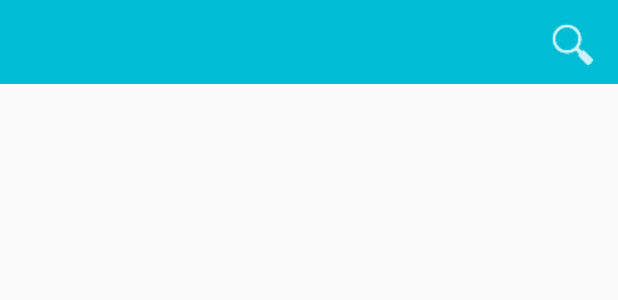
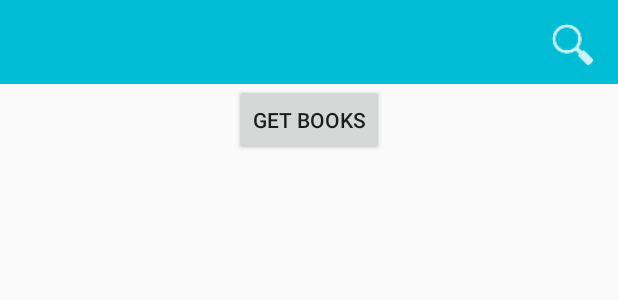
Before and after one commit to AshkanFakhr/BookStore, an Android app: the layout activity_search.xml on its own in the app's theme, with its tools: preview values and no code run, on a phone screen of 412 x 824 dp. Shown: the top 300 px of the screen. Run offline under Robolectric (Android 15) with nearby library versions, the phone set to English and light mode, and no system bars; network calls fail.

Commit message:
commit from house
7/18/2016 12:40 am

```diff
--- a/app/src/main/java/com/apps/webpouyaco/bookstore/MainActivity.java
+++ b/app/src/main/java/com/apps/webpouyaco/bookstore/MainActivity.java
@@ -109,12 +109,12 @@ public class MainActivity extends AppCompatActivity {
                 url, new Response.Listener<String>() {
             @Override
             public void onResponse(String response) {
-                Log.d(tag_string_req, response.toString());
+                Log.d(tag_string_req, response);
                 pDialog.hide();
 
 
                 TextView tv = (TextView) findViewById(R.id.textView1);
-                tv.setText(response.toString());
+                tv.setText(response);
                 findViewById(R.id.explanation1).setVisibility(View.INVISIBLE);
 
 
--- a/app/src/main/java/com/apps/webpouyaco/bookstore/SearchActivity.java
+++ b/app/src/main/java/com/apps/webpouyaco/bookstore/SearchActivity.java
@@ -8,6 +8,7 @@ import android.util.Log;
 import android.view.Menu;
 import android.view.MenuItem;
 import android.view.View;
+import android.widget.TextView;
 
 import com.android.volley.Request;
 import com.android.volley.Response;
@@ -64,9 +65,8 @@ public class SearchActivity extends AppCompatActivity {
                         Log.d(tag_json_obj, response.toString());
                         pDialog.hide();
 
-//                TextView tv = (TextView) findViewById(R.id.textView1);
-//                tv.setText(response.toString());
-                        findViewById(R.id.explanation1).setVisibility(View.INVISIBLE);
+                        TextView tv = (TextView) findViewById(R.id.get_search_txt);
+                        tv.setText(response.toString());
                     }
                 }, new Response.ErrorListener() {
 
--- a/app/src/main/res/layout/activity_search.xml
+++ b/app/src/main/res/layout/activity_search.xml
@@ -17,8 +17,25 @@
         android:layout_alignParentRight="true"
         android:layout_margin="10dp"
         android:contentDescription="@string/search"
+        android:onClick="searchViewClick"
         android:src="@drawable/search"
-        android:title="@string/search"
-        android:onClick="searchViewClick" />
+        android:title="@string/search" />
+
+    <Button
+        android:id="@+id/get_search_btn"
+        android:layout_width="wrap_content"
+        android:layout_height="wrap_content"
+        android:layout_below="@+id/searchActivityToolbar"
+        android:layout_centerHorizontal="true"
+        android:onClick="getBook"
+        android:text="get books" />
+
+    <TextView
+        android:id="@+id/get_search_txt"
+        android:layout_width="wrap_content"
+        android:layout_height="wrap_content"
+        android:layout_below="@+id/get_search_btn"
+        android:layout_centerHorizontal="true"
+        android:layout_marginTop="65dp" />
 
 </RelativeLayout>
```
